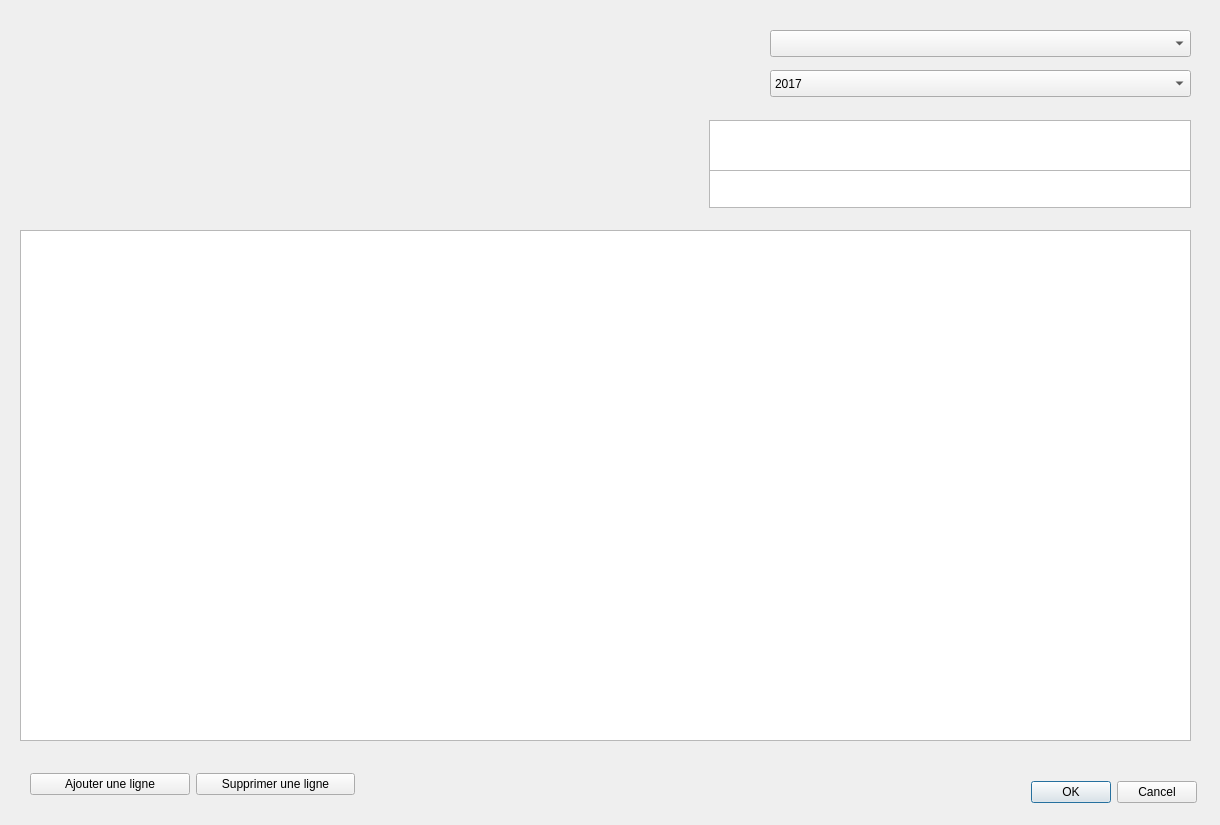
The window that ui_bdsuivis_dialog.ui (VincentD/bdtravaux) describes before a commit, drawn with Qt 5.
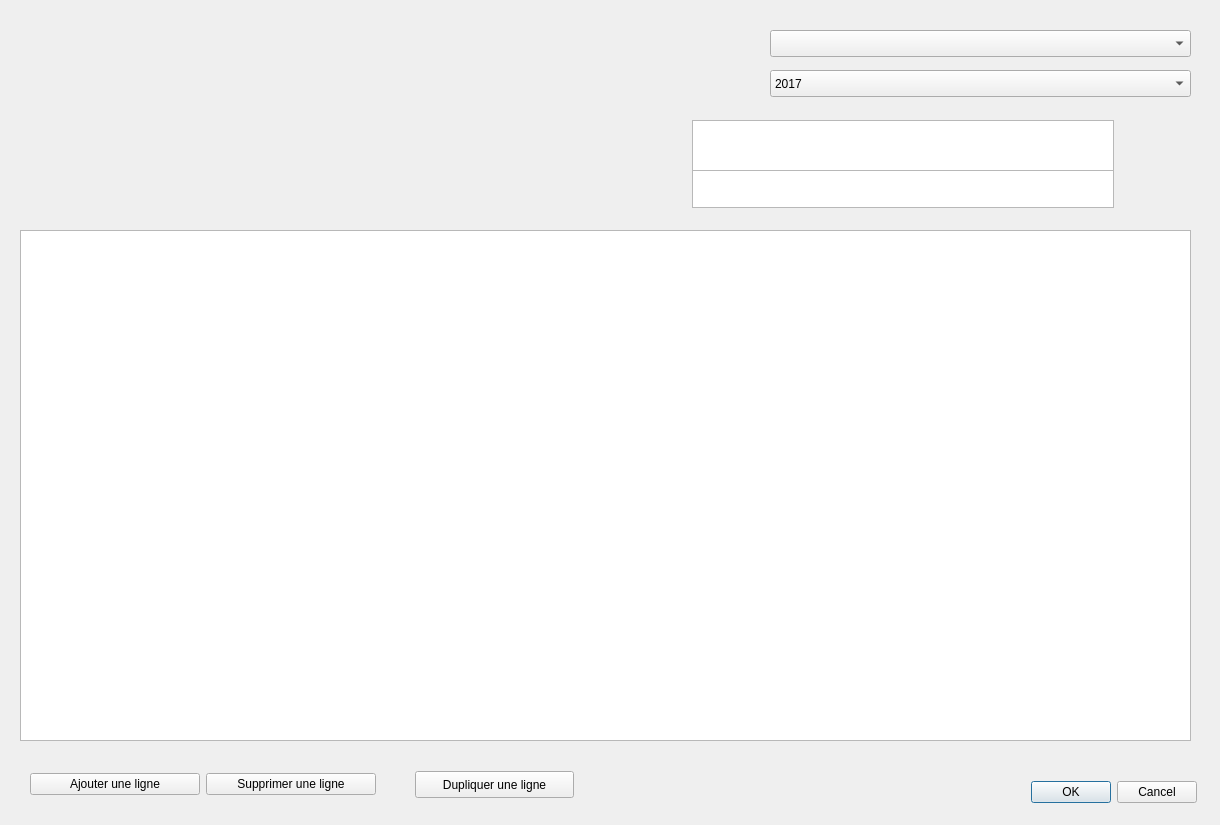
The same window after the commit.

Commit message: Changement icônes boutons de lancement Module Suivis : suppression de lignes OK, ajout bouton duplication

Diff of the .ui file:
```diff
--- a/ui_bdsuivis_dialog.ui
+++ b/ui_bdsuivis_dialog.ui
@@ -32,9 +32,9 @@
   <widget class="QTableView" name="tbv_tps">
    <property name="geometry">
     <rect>
-     <x>709</x>
+     <x>692</x>
      <y>120</y>
-     <width>482</width>
+     <width>422</width>
      <height>51</height>
     </rect>
    </property>
@@ -172,19 +172,19 @@
   <widget class="QTreeView" name="tbv_sum">
    <property name="geometry">
     <rect>
-     <x>709</x>
+     <x>692</x>
      <y>170</y>
-     <width>482</width>
+     <width>422</width>
      <height>38</height>
     </rect>
    </property>
   </widget>
-  <widget class="QWidget" name="">
+  <widget class="QWidget" name="layoutWidget">
    <property name="geometry">
     <rect>
      <x>30</x>
      <y>770</y>
-     <width>325</width>
+     <width>346</width>
      <height>29</height>
     </rect>
    </property>
@@ -205,6 +205,19 @@
     </item>
    </layout>
   </widget>
+  <widget class="QPushButton" name="btn_dupllgn">
+   <property name="geometry">
+    <rect>
+     <x>415</x>
+     <y>771</y>
+     <width>159</width>
+     <height>27</height>
+    </rect>
+   </property>
+   <property name="text">
+    <string>Dupliquer une ligne</string>
+   </property>
+  </widget>
  </widget>
  <resources/>
  <connections>
```
The commit also changes 8 other files.
